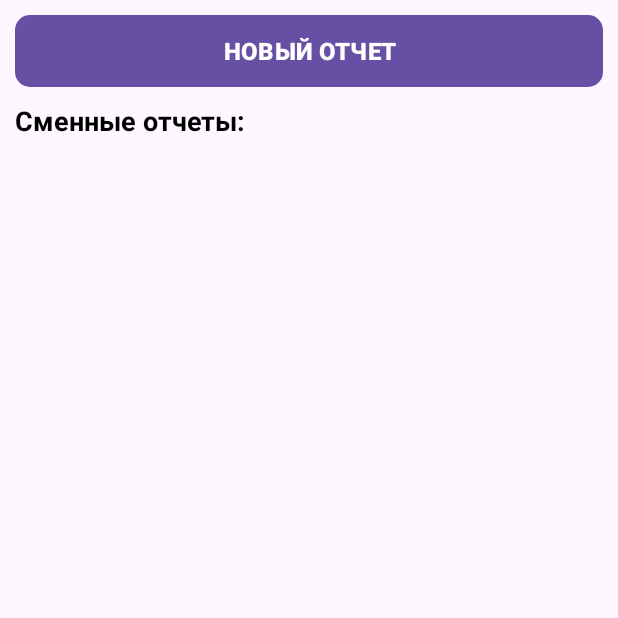
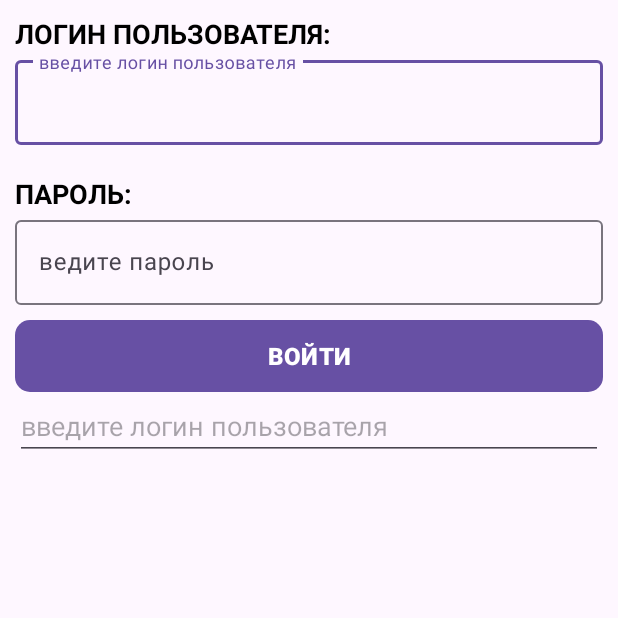
Before and after one commit to DmitryMazaev/DaylyReport2, an Android app: the screen it shows after launch (MainActivity), on a phone screen of 412 x 824 dp, the top half of it. Run offline under Robolectric (Android 15) with nearby library versions, the phone set to English and light mode, and no system bars; our stand-ins replace Firebase (no records; nobody signed in at launch, a user with empty details on screens opened directly), navigation-ui.

Commit message:
FireBase_12

```diff
--- a/app/build.gradle.kts
+++ b/app/build.gradle.kts
@@ -2,7 +2,7 @@ plugins {
     alias(libs.plugins.androidApplication)
     alias(libs.plugins.jetbrainsKotlinAndroid)
     id("com.google.gms.google-services")
-    id ("androidx.navigation.safeargs")
+    id ("androidx.navigation.safeargs.kotlin")
 }
 
 android {
--- /dev/null
+++ b/app/src/main/java/com/example/daylyreport/AutorisationFragment.kt
@@ -0,0 +1,46 @@
+package com.example.daylyreport
+
+import android.os.Bundle
+import androidx.fragment.app.Fragment
+import android.view.LayoutInflater
+import android.view.View
+import android.view.ViewGroup
+import android.widget.ArrayAdapter
+import androidx.core.content.ContentProviderCompat
+import androidx.fragment.app.viewModels
+import androidx.navigation.fragment.findNavController
+import com.example.daylyreport.classes.AutorisationViewModel
+import com.example.daylyreport.databinding.FragmentAutorisationBinding
+import java.util.Calendar
+
+/**
+ * A simple [Fragment] subclass as the default destination in the navigation.
+ */
+class AutorisationFragment : Fragment() {
+
+    private var _binding: FragmentAutorisationBinding? = null
+
+    // This property is only valid between onCreateView and
+    // onDestroyView.
+    private val binding get() = _binding!!
+    val viewModel: AutorisationViewModel by viewModels()
+
+    override fun onCreateView(
+        inflater: LayoutInflater, container: ViewGroup?,
+        savedInstanceState: Bundle?
+    ): View {
+        _binding = FragmentAutorisationBinding.inflate(inflater, container, false)
+        return binding.root
+    }
+
+    override fun onViewCreated(view: View, savedInstanceState: Bundle?) {
+        super.onViewCreated(view, savedInstanceState)
+        viewModel.addToAutoComplite(binding)
+        //val adapter = ArrayAdapter(requireContext(), android.R.layout.simple_list_item_1, viewModel.listString)
+        //binding.autoComplete.setAdapter(adapter)
+        binding.buttonAutorisation.setOnClickListener {
+            findNavController().navigate(R.id.action_AutorisationFragment_to_ListReportFragment)
+        }
+    }
+
+}
--- a/app/src/main/java/com/example/daylyreport/ReportFragment.kt
+++ b/app/src/main/java/com/example/daylyreport/ReportFragment.kt
@@ -43,7 +43,9 @@ class ReportFragment : Fragment() {
 
     override fun onViewCreated(view: View, savedInstanceState: Bundle?) {
         super.onViewCreated(view, savedInstanceState)
-        // viewModel.load(args.id)
+        //viewModel.load(args.id)
+        //Вставка id в отчет
+        //binding.reportIdEditText.setText(args.reportId)
 
         binding.buttonDate.setOnClickListener {
             viewModel.enterDate(binding, parentFragmentManager)
--- a/app/src/main/java/com/example/daylyreport/adapter/TypeOfWorkAdapter.kt
+++ b/app/src/main/java/com/example/daylyreport/adapter/TypeOfWorkAdapter.kt
@@ -18,6 +18,7 @@ import com.google.android.material.textfield.TextInputEditText
 
 class TypeOfWorkAdapter() : RecyclerView.Adapter<TypeOfWorkAdapter.ViewHolder>() {
     private var countElements: Int = 0
+
     fun setData() {
         countElements +=1
         notifyDataSetChanged()
--- /dev/null
+++ b/app/src/main/java/com/example/daylyreport/classes/AutorisationViewModel.kt
@@ -0,0 +1,82 @@
+package com.example.daylyreport.classes
+
+import android.util.Log
+import android.widget.ArrayAdapter
+import androidx.core.content.ContentProviderCompat.requireContext
+import androidx.fragment.app.FragmentManager
+import androidx.lifecycle.ViewModel
+import androidx.lifecycle.viewModelScope
+import com.example.daylyreport.ReportFragmentArgs
+import com.example.daylyreport.adapter.AutorisationAdapter
+import com.example.daylyreport.adapter.ElementReportAdapter
+import com.example.daylyreport.databinding.FragmentAutorisationBinding
+import com.example.daylyreport.databinding.FragmentListReportBinding
+import com.example.daylyreport.databinding.FragmentReportBinding
+import com.example.daylyreport.entitys.Foreman
+import com.example.daylyreport.entitys.Report
+import com.google.android.material.datepicker.MaterialDatePicker
+import com.google.android.material.snackbar.Snackbar
+import com.google.firebase.database.DataSnapshot
+import com.google.firebase.database.DatabaseError
+import com.google.firebase.database.FirebaseDatabase
+import com.google.firebase.database.ValueEventListener
+import kotlinx.coroutines.Dispatchers
+import kotlinx.coroutines.launch
+import java.text.SimpleDateFormat
+import java.util.Calendar
+
+class AutorisationViewModel: ViewModel() {
+    init {
+
+    }
+    lateinit var foremansList: ArrayList<Foreman>
+    private val firebase = FirebaseDatabase.getInstance().getReference("foreman")
+    var listString: ArrayList<String> = ArrayList()
+
+    fun addListOfForemans(binding: FragmentAutorisationBinding?) {
+        firebase.addValueEventListener(object: ValueEventListener {
+            override fun onDataChange(snapshot: DataSnapshot) {
+                //foremansList = arrayListOf()
+                foremansList.clear()
+                if (snapshot.exists()) {
+                    for (foremanOne in snapshot.children) {
+                        val foreman = foremanOne.getValue(Foreman::class.java)
+                        foremansList.add(foreman!!)
+
+                    }
+                }
+                //val autorisationAdapter = AutorisationAdapter (foremansList)
+                //binding?.foremansRecyclerView?.adapter = autorisationAdapter
+            }
+
+            override fun onCancelled(error: DatabaseError) {
+
+            }
+        })
+    }
+
+    fun addToAutoComplite(binding: FragmentAutorisationBinding?) {
+        firebase.addValueEventListener(object: ValueEventListener {
+            override fun onDataChange(snapshot: DataSnapshot) {
+                foremansList = arrayListOf()
+                foremansList.clear()
+                if (snapshot.exists()) {
+                    for (foremanOne in snapshot.children) {
+                        val foreman = foremanOne.getValue(Foreman::class.java)
+                        foremansList.add(foreman!!)
+                        listString.add(foreman.name!!)
+                        Log.e("********", foreman.name)
+                    }
+
+                }
+            }
+
+            override fun onCancelled(error: DatabaseError) {
+
+            }
+
+        })
+    }
+
+
+}
--- /dev/null
+++ b/app/src/main/java/com/example/daylyreport/entitys/Login.kt
@@ -0,0 +1,6 @@
+package com.example.daylyreport.entitys
+
+data class Login (
+    val login: String = "",
+    val password: String = ""
+)
--- a/app/src/main/java/com/example/daylyreport/entitys/Material.kt
+++ b/app/src/main/java/com/example/daylyreport/entitys/Material.kt
@@ -2,9 +2,9 @@ package com.example.daylyreport.entitys
 
 //Класс Материал
 data class Material (
-    //Наименование материала, из списка материалов, таблица в БД
+    //Наименование материала
     val nameOfMaterial: String,
-    //Единица измерения материала, привязана к материалу
+    //Единица измерения материала
     val unitOfMeasurementOfMaterial: String,
     //Количество материала
     val quantityOfMaterial: Double
--- a/app/src/main/java/com/example/daylyreport/entitys/Personnel.kt
+++ b/app/src/main/java/com/example/daylyreport/entitys/Personnel.kt
@@ -2,7 +2,7 @@ package com.example.daylyreport.entitys
 
 //Класс Персонал
 data class Personnel (
-    //Должность работника, из списка техники, таблица в БД
+    //Должность работника
     val personnelType: String,
     //Время работы
     val timeOfWorkPersonnel: String
--- a/app/src/main/java/com/example/daylyreport/entitys/Report.kt
+++ b/app/src/main/java/com/example/daylyreport/entitys/Report.kt
@@ -2,11 +2,11 @@ package com.example.daylyreport.entitys
 
 data class Report (
     val reportId: String? = "",
-    //Наименование строительного объекта, из списка строительных объектов (таблица в БД)
+    //Наименование строительного объекта
     val constructionObject: String? = "",
-    //Дата начала производства работ (вспомнить установку даты и времени в Android, было занятие)
+    //Дата начала производства работ
     val dateOfWork: String? = "",
-    //Время начала производства работ (вспомнить установку даты и времени в Android, было занятие)
+    //Время начала производства работ
     val timeOfWork: String? = "",
     //Поле с видом работ, содержит информацию о количестве и затратах при ее выполнении
     val typeOfWorkList: List<TypeOfWork>? = null,
--- a/app/src/main/java/com/example/daylyreport/entitys/TransportVehicle.kt
+++ b/app/src/main/java/com/example/daylyreport/entitys/TransportVehicle.kt
@@ -2,7 +2,7 @@ package com.example.daylyreport.entitys
 
 //Класс Транспортное средство
 data class TransportVehicle (
-    //Номер транспортного средства, из списка техники, таблица в БД
+    //Номер транспортного средства
     val transportNumber: String,
     //Владелец транспортного средства
     val ownerOfTransport: String,
--- a/app/src/main/java/com/example/daylyreport/entitys/TypicalWork.kt
+++ b/app/src/main/java/com/example/daylyreport/entitys/TypicalWork.kt
@@ -2,9 +2,9 @@ package com.example.daylyreport.entitys
 
 //Класс Типовая работа
 data class TypicalWork (
-    //Вид работ, из списка видов работ, таблица в БД
+    //Вид работ, из списка видов работ
     val typeOfWork: String,
-    //Единица измерения работы, привязана к виду работ
+    //Единица измерения работы
     val unitOfMeasurementOfWork: String,
     //Количество работы
     val quantityOfWork: Double,
--- /dev/null
+++ b/app/src/main/res/layout/fragment_autorisation.xml
@@ -0,0 +1,94 @@
+<?xml version="1.0" encoding="utf-8"?>
+<ScrollView xmlns:android="http://schemas.android.com/apk/res/android"
+    android:layout_width="match_parent"
+    android:layout_height="wrap_content"
+    xmlns:tools="http://schemas.android.com/tools"
+    xmlns:app="http://schemas.android.com/apk/res-auto"
+    tools:context=".AutorisationFragment">
+    <androidx.constraintlayout.widget.ConstraintLayout
+        android:layout_width="match_parent"
+        android:layout_height="match_parent"
+        xmlns:app="http://schemas.android.com/apk/res-auto"
+        android:id="@+id/autorisation_fragment">
+        <TextView
+            style="@style/heading_report_style"
+            android:id="@+id/login_text"
+            android:layout_width="match_parent"
+            android:layout_height="wrap_content"
+            app:layout_constraintTop_toTopOf="parent"
+            app:layout_constraintStart_toStartOf="parent"
+            app:layout_constraintEnd_toEndOf="parent"
+            android:text="@string/login_text"
+            />
+        <com.google.android.material.textfield.TextInputLayout
+            style="@style/edit_text_report_style"
+            android:id="@+id/login_edit_text"
+            android:layout_width="match_parent"
+            android:layout_height="wrap_content"
+            app:layout_constraintTop_toBottomOf="@+id/login_text"
+            app:layout_constraintStart_toStartOf="@+id/login_text"
+            app:layout_constraintEnd_toEndOf="@+id/login_text"
+            android:hint="@string/login_edit_text"
+            app:endIconMode="clear_text">
+            <com.google.android.material.textfield.TextInputEditText
+                android:id="@+id/login_id_edit_text"
+                android:layout_width="match_parent"
+                android:layout_height="wrap_content"
+                />
+        </com.google.android.material.textfield.TextInputLayout>
+        <androidx.recyclerview.widget.RecyclerView
+            android:id="@+id/foremans_recycler_view"
+            android:layout_width="match_parent"
+            android:layout_height="wrap_content"
+            app:layoutManager="androidx.recyclerview.widget.LinearLayoutManager"
+            android:orientation="vertical"
+            app:layout_constraintStart_toStartOf="parent"
+            app:layout_constraintTop_toBottomOf="@+id/login_edit_text"
+            android:layout_marginVertical="10dp"/>
+        <TextView
+            style="@style/heading_report_style"
+            android:id="@+id/construction_object_text"
+            android:layout_width="match_parent"
+            android:layout_height="wrap_content"
+            app:layout_constraintTop_toBottomOf="@+id/foremans_recycler_view"
+            app:layout_constraintStart_toStartOf="parent"
+            app:layout_constraintEnd_toEndOf="parent"
+            android:text="@string/password_text"
+            />
+        <com.google.android.material.textfield.TextInputLayout
+            style="@style/edit_text_report_style"
+            android:id="@+id/password_edit_text"
+            android:layout_width="match_parent"
+            android:layout_height="wrap_content"
+            app:layout_constraintTop_toBottomOf="@+id/construction_object_text"
+            app:layout_constraintStart_toStartOf="@+id/construction_object_text"
+            app:layout_constraintEnd_toEndOf="@+id/construction_object_text"
+            android:hint="@string/password_edit_text"
+            app:endIconMode="clear_text">
+            <com.google.android.material.textfield.TextInputEditText
+                android:id="@+id/password_edit_text_for_enter"
+                android:layout_width="match_parent"
+                android:layout_height="wrap_content"
+                />
+        </com.google.android.material.textfield.TextInputLayout>
+        <Button
+            style="@style/button_style"
+            android:id="@+id/button_autorisation"
+            android:layout_width="match_parent"
+            android:layout_height="wrap_content"
+            android:text="@string/button_autorisation_text"
+            app:layout_constraintEnd_toEndOf="parent"
+            app:layout_constraintStart_toStartOf="parent"
+            app:layout_constraintTop_toBottomOf="@+id/password_edit_text"/>
+        <AutoCompleteTextView
+            style="@style/edit_text_report_style"
+            android:id="@+id/autoComplete"
+            android:layout_width="match_parent"
+            android:layout_height="wrap_content"
+            android:hint="@string/login_edit_text"
+            app:layout_constraintEnd_toEndOf="parent"
+            app:layout_constraintStart_toStartOf="parent"
+            app:layout_constraintTop_toBottomOf="@+id/button_autorisation"/>
+
+    </androidx.constraintlayout.widget.ConstraintLayout>
+</ScrollView>
--- a/app/src/main/res/navigation/nav_graph.xml
+++ b/app/src/main/res/navigation/nav_graph.xml
@@ -3,13 +3,21 @@
     xmlns:app="http://schemas.android.com/apk/res-auto"
     xmlns:tools="http://schemas.android.com/tools"
     android:id="@+id/nav_graph"
-    app:startDestination="@id/ListReportFragment">
-
+    app:startDestination="@id/AutorisationFragment">
+    <fragment
+        android:id="@+id/AutorisationFragment"
+        android:name="com.example.daylyreport.AutorisationFragment"
+        android:label="@string/autorisation_fragment_label"
+        tools:layout="@layout/fragment_autorisation">
+        <action
+            android:id="@+id/action_AutorisationFragment_to_ListReportFragment"
+            app:destination="@+id/ListReportFragment"/>
+    </fragment>
     <fragment
         android:id="@+id/ListReportFragment"
         android:name="com.example.daylyreport.ListReportFragment"
         android:label="@string/list_report_fragment_label"
-        tools:layout="@layout/fragment_report">
+        tools:layout="@layout/fragment_list_report">
         <action
             android:id="@+id/action_ListReportFragment_to_ReportFragment"
             app:destination="@+id/ReportFragment"/>
@@ -18,7 +26,7 @@
         android:id="@+id/ReportFragment"
         android:name="com.example.daylyreport.ReportFragment"
         android:label="@string/report_fragment_label"
-        tools:layout="@layout/fragment_list_report">
+        tools:layout="@layout/fragment_report">
         <argument android:name="report_id"
             app:argType="string"
             app:nullable="true"/>
--- a/app/src/main/res/values/strings.xml
+++ b/app/src/main/res/values/strings.xml
@@ -44,7 +44,14 @@
     <string name="date_of_report_text">Дата: </string>
     <string name="object_text">Объект: </string>
     <string name="foreman_text">Исполнитель: </string>
-
+    <string name="login_text">ЛОГИН ПОЛЬЗОВАТЕЛЯ:</string>
+    <string name="login_edit_text">введите логин пользователя</string>
+    <string name="password_text">ПАРОЛЬ:</string>
+    <string name="password_edit_text">ведите пароль</string>
+    <string name="button_autorisation_text">ВОЙТИ</string>
+    <string name="autorisation_fragment_label">АВТОРИЗАЦИЯ</string>
+    <string name="foreman_one_text">производитель работ</string>
+    <string name="foreman_report_text">Ответственный:</string>
 
 
     quantity_of_work_text
```
Also changed, not shown: app/src/main/java/com/example/daylyreport/adapter/AutorisationAdapter.kt (added, +47 -0 lines), app/src/main/java/com/example/daylyreport/classes/ListReportViewModel.kt (+9 -2 lines), app/src/main/java/com/example/daylyreport/entitys/Foreman.kt (+6 -2 lines), app/src/main/res/layout/element_list_foremans_item.xml (added, +21 -0 lines), app/src/main/res/layout/fragment_report.xml (+31 -5 lines), 1 other file.
